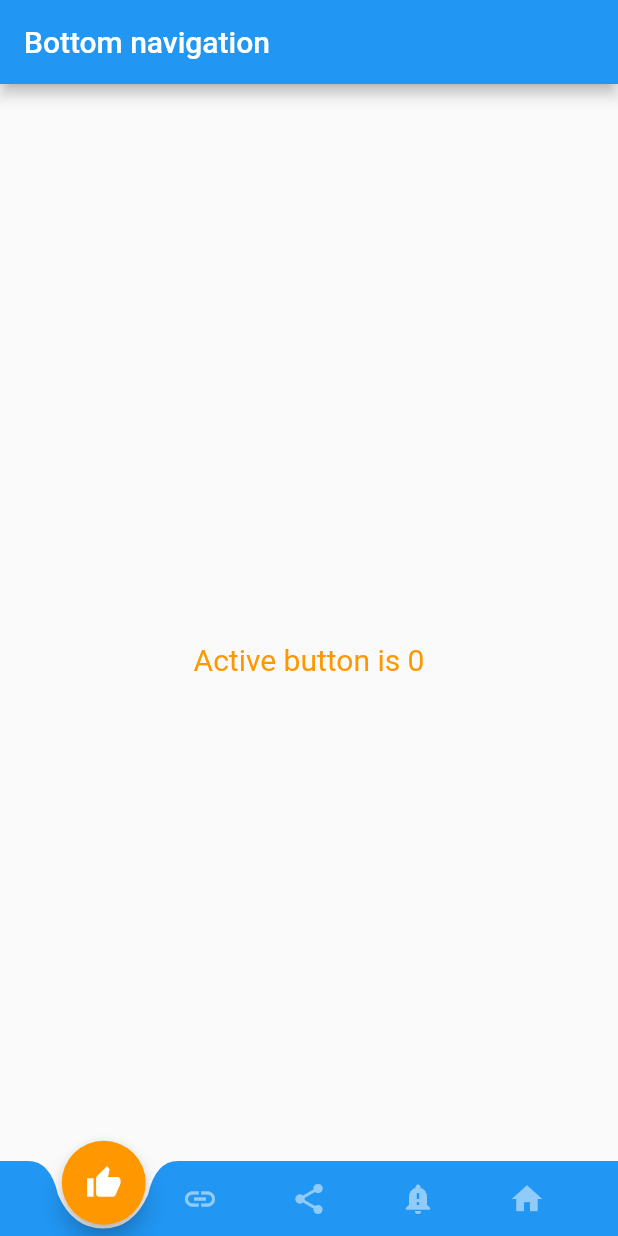
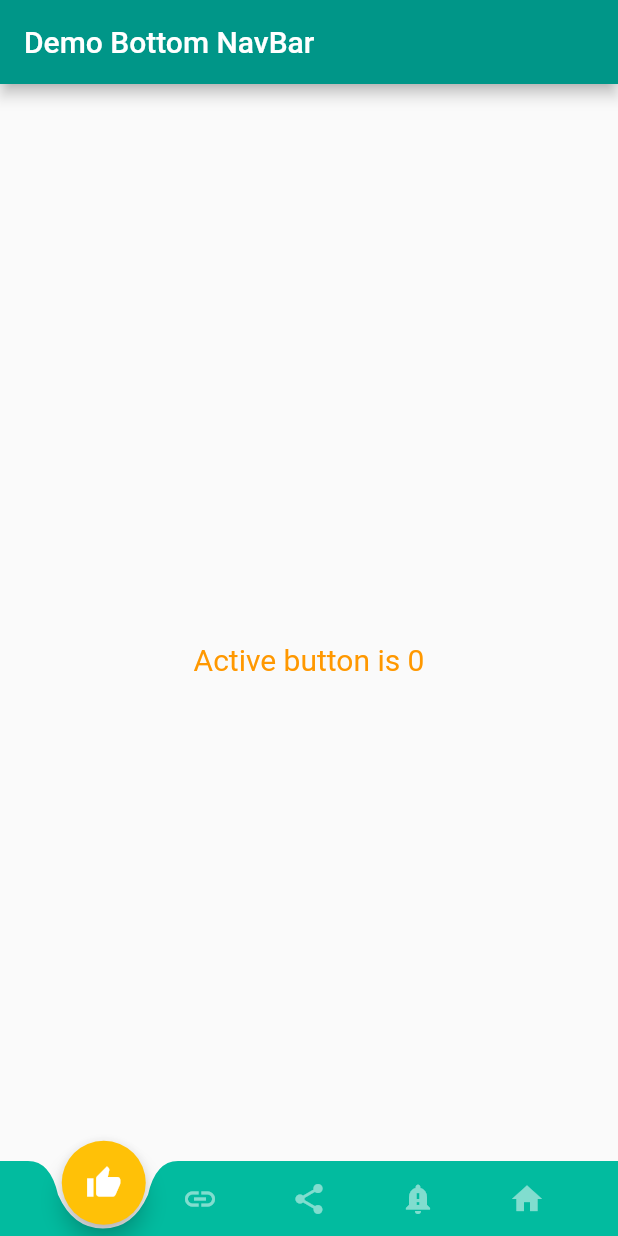
Before and after one commit to Sumon-miazi/ITBeeNavBar, a Flutter app: the screen it shows after launch, on a phone screen of 412 x 824 dp. Run offline on Flutter 3.47's test engine with Material 2 defaults, Android fonts, the phone set to English and light mode, and no system bars.

```diff
--- a/itbee_nav_bar/example/lib/main.dart
+++ b/itbee_nav_bar/example/lib/main.dart
@@ -1,5 +1,7 @@
 import 'package:flutter/cupertino.dart';
 import 'package:flutter/material.dart';
+
+// import the nav bar
 import 'package:itbee_nav_bar/itbee_nav_bar.dart';
 
 void main() {
@@ -14,19 +16,29 @@ class Demo extends StatefulWidget {
 }
 
 class _DemoState extends State<Demo> {
+
+  // this variable is holding which tab is currently active. initial value is
+  // zero (0). 0 means the first tab is active one.
+  // you must declare a variable (example: int activeButton) and assign an initial
+  // value. here the initial value is 0.
   int activeButton = 0;
+
+
   @override
   Widget build(BuildContext context) {
     return MaterialApp(
       debugShowCheckedModeBanner: false,
       title: 'Flutter Demo',
       theme: ThemeData(
-        primarySwatch: Colors.blue,
+        primarySwatch: Colors.teal,
       ),
       home: Scaffold(
-        appBar: AppBar(
-          title: const Text('Bottom navigation', textDirection: TextDirection.ltr,),
-        ),
+appBar: AppBar(
+  title: Text('Demo Bottom NavBar', textDirection: TextDirection.ltr,),
+),
+        // to use the nav bar you must use a Stack widget and align it to bottomCenter
+        // the second child will be our NavBar. the first child could be any widget.
+        // may be a container where your rest of the code will be.
         body: Stack(
           alignment: Alignment.bottomCenter,
           children: [
@@ -37,20 +49,38 @@ class _DemoState extends State<Demo> {
                 fontSize: 20,
               ),
             )),
+
+
+            // this is our NavBar.
+            // to use the NavBar you must provide the active value which is the initial
+            // active button position.
             NavBar(
+              // here the initial active button is first one. cause activeButton value is 0.
               active: activeButton,
+              navBarAlignment: 'bottom',
+              navBarColor: const Color(0xFF02BB9F),
+              activeButtonColor: Colors.amber,
+              // onTap callBack returns two things. firstOne is user click button position
+              // and second one the iconData which one is clicked.
               onTap: (active, itemName) {
+                // you must assign the clicked button position to the variable you declare
+                // for active button
+                // activeButton = active;
+
+                // here we call setState to update the ui.
                 setState(() {
                   activeButton = active;
                 });
               },
+
+              // here you will pass iconData value. not the Icon.
+              // upto 6 works fine.
               children: const [
                 Icons.thumb_up,
                 Icons.link,
                 Icons.share,
                 Icons.notification_important,
                 Icons.home,
-                //     Icons.menu,
               ],
             ),
           ],
--- a/itbee_nav_bar/pubspec.yaml
+++ b/itbee_nav_bar/pubspec.yaml
@@ -1,7 +1,8 @@
 name: itbee_nav_bar
 description: A bottom navigation bar with some animation.
 version: 0.0.1
-author: Suman Miazi<sumonmiazi59@gmail.com>
+authors:
+  - Suman Miazi<sumonmiazi59@gmail.com>
 homepage: https://github.com/Sumon-miazi/ITBeeNavBar.git
 
 environment:
```
Also changed, not shown: itbee_nav_bar/assets/bottom.gif (added), itbee_nav_bar/assets/bottom.jpg (added), itbee_nav_bar/assets/top.gif (added), itbee_nav_bar/assets/top.jpg (added), 1 other file.
